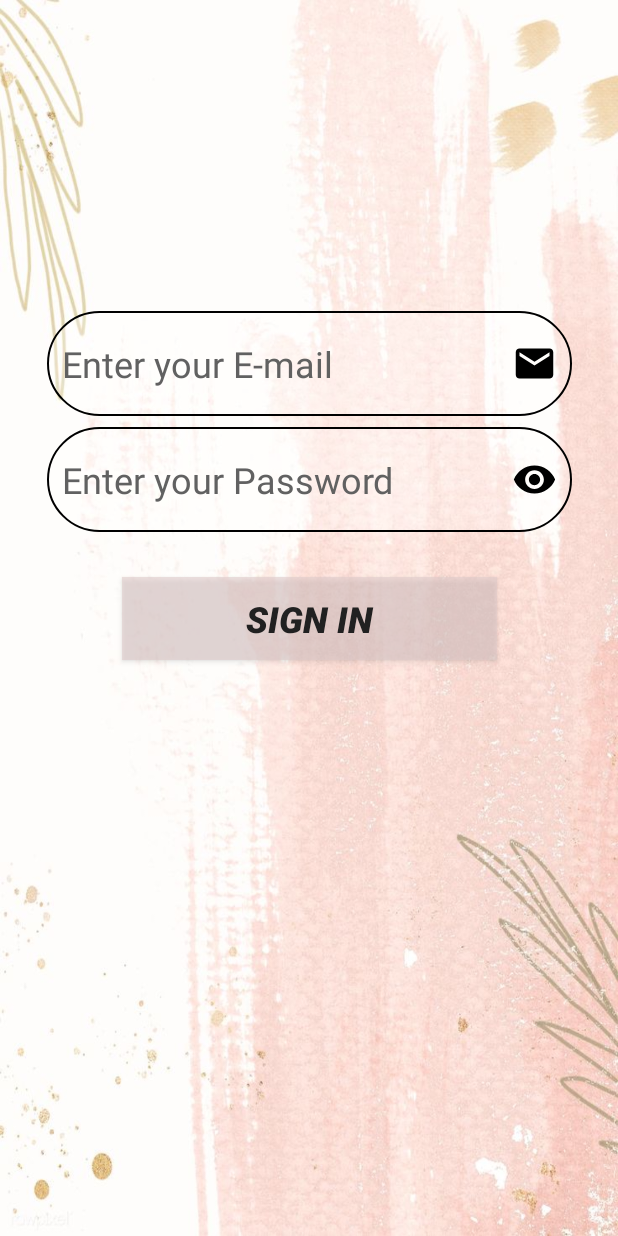
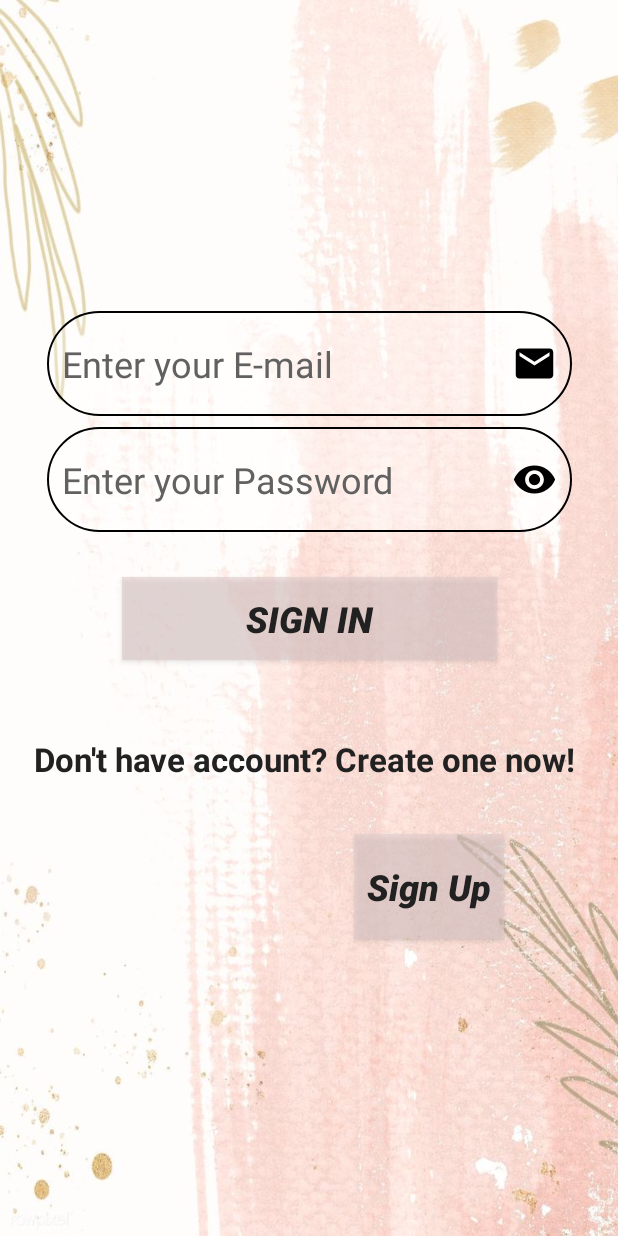
Before and after one commit to Android-AEMM/Trainning_proj, an Android app: the SignIn screen opened directly, with no data from a screen before it, on a phone screen of 412 x 824 dp. Run offline under Robolectric (Android 15) with nearby library versions, the phone set to English and light mode, and no system bars.

Commit message:
signUp+login

```diff
--- a/app/src/main/res/layout/activity_sign_in.xml
+++ b/app/src/main/res/layout/activity_sign_in.xml
@@ -54,6 +54,39 @@
         app:layout_constraintTop_toBottomOf="@id/et2_pass"
         />
 
+    <TextView
+        android:id="@+id/tv_createAcc"
+        android:layout_width="wrap_content"
+        android:layout_height="60dp"
+        android:layout_marginTop="36dp"
+        android:gravity="center"
+        android:text="Don't have account? Create one now! "
+        android:textColor="@color/gray900"
+        android:textSize="22sp"
+        android:textStyle="bold"
+        app:layout_constraintHorizontal_bias="0.488"
+        app:layout_constraintLeft_toLeftOf="@id/layout_signIn"
+        app:layout_constraintRight_toRightOf="@id/layout_signIn"
+        app:layout_constraintTop_toBottomOf="@id/btn2_signIn" />
+
+    <Button
+        android:id="@+id/btn2_signUp"
+        android:layout_width="100dp"
+        android:layout_height="70dp"
+        android:text="@string/btn_signUp"
+        android:textColor="@color/gray900"
+        android:textSize="24dp"
+        android:layout_marginTop="20dp"
+        android:textStyle="bold|italic"
+        android:background="#94E1CBCB"
+        android:textAllCaps="false"
+        android:layout_marginLeft="160dp"
+        app:layout_constraintLeft_toLeftOf="@id/layout_signIn"
+        app:layout_constraintRight_toRightOf="@id/layout_signIn"
+        app:layout_constraintTop_toBottomOf="@id/tv_createAcc"
+        />
+
+
 
 
 
```
